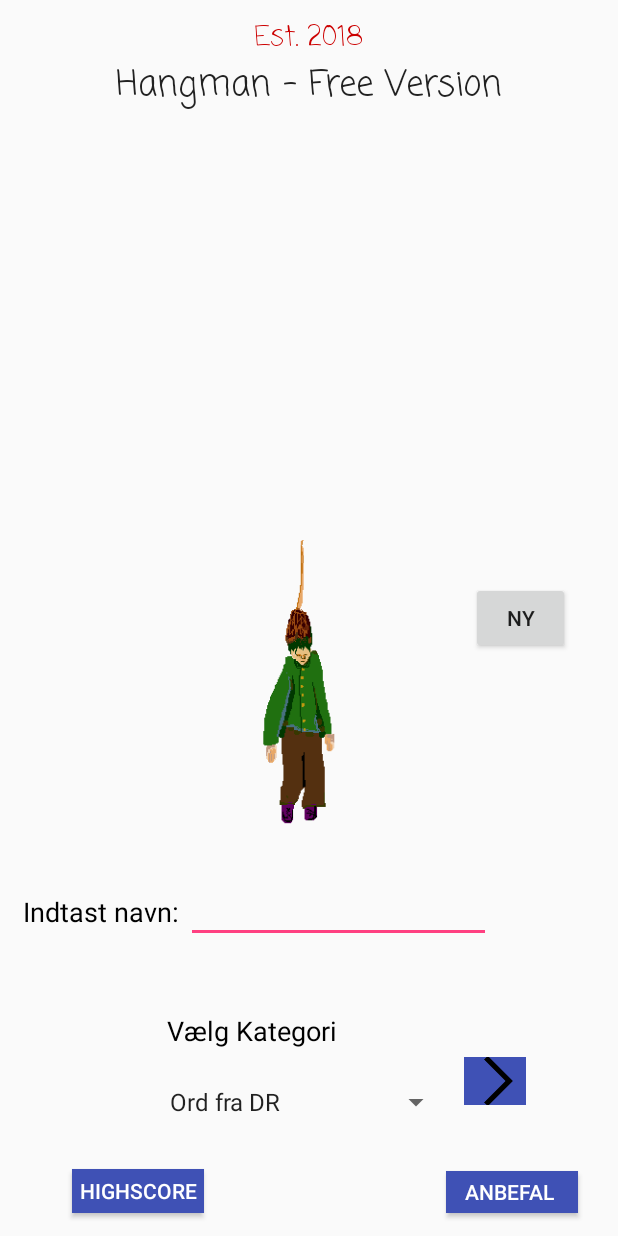
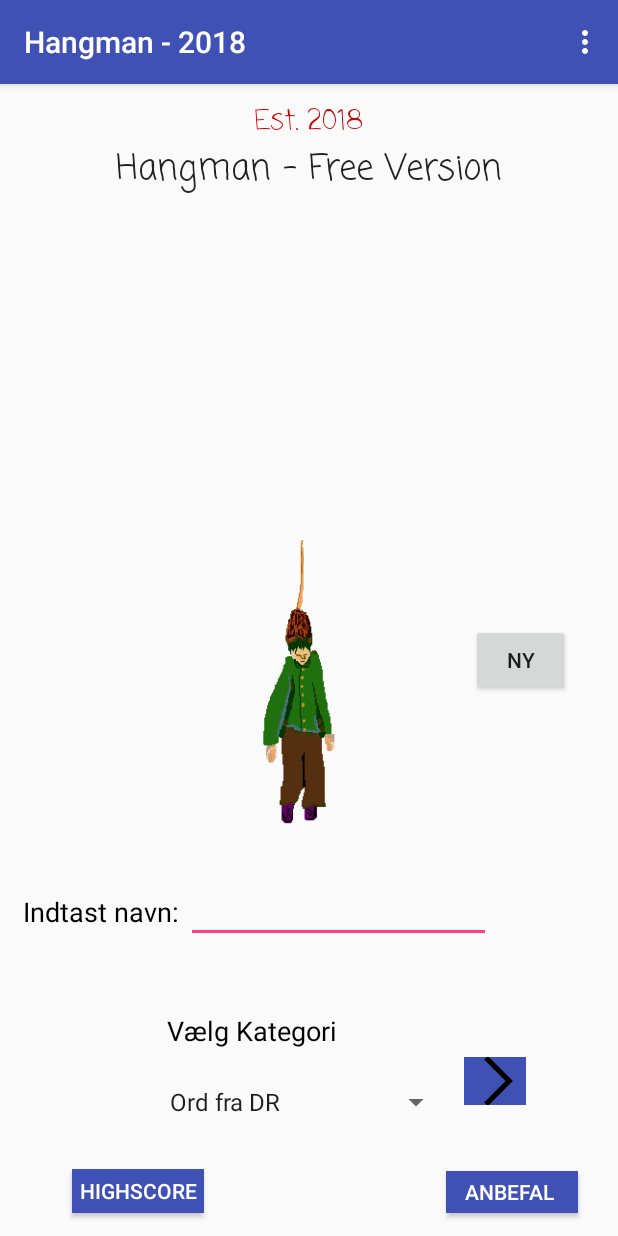
Before and after one commit to nicovahman/SplashProjekt, an Android app: the screen it shows after launch (HomeActivity), on a phone screen of 412 x 824 dp. Run offline under Robolectric (Android 15) with nearby library versions, the phone set to English and light mode, and no system bars.

Commit message:
Listen virker nu, der kan gættes på ordne på listen. Der er tilføjet menu på forsiden foreløbigt.

```diff
--- a/app/src/main/java/com/example/nicolasvahman/splashprojekt/HomeActivity.java
+++ b/app/src/main/java/com/example/nicolasvahman/splashprojekt/HomeActivity.java
@@ -3,6 +3,9 @@ package com.example.nicolasvahman.splashprojekt;
 import android.content.Intent;
 import android.support.v7.app.AppCompatActivity;
 import android.os.Bundle;
+import android.view.Menu;
+import android.view.MenuInflater;
+import android.view.MenuItem;
 import android.view.View;
 import android.widget.AdapterView;
 import android.widget.ArrayAdapter;
@@ -30,7 +33,7 @@ public class HomeActivity extends AppCompatActivity  {
     protected void onCreate(Bundle savedInstanceState) {
         super.onCreate(savedInstanceState);
         setContentView(R.layout.activity_home);
-        getSupportActionBar().hide();
+
 
 
         anbefaltilven = (Button) findViewById(R.id.anbefal);
@@ -171,7 +174,30 @@ public class HomeActivity extends AppCompatActivity  {
     }
 
 
+    @Override
+    public boolean onCreateOptionsMenu(Menu menu) {
+        MenuInflater menuInflater = getMenuInflater();
+        menuInflater.inflate(R.menu.example_menu, menu);
+        return true;
+    }
 
+    @Override
+    public boolean onOptionsItemSelected(MenuItem item) {
 
+        switch (item.getItemId()){
 
+            case R.id.item1:
+                Intent startside = new Intent( HomeActivity.this, HomeActivity.class);
+                startActivity(startside);
+
+            case R.id.item2:
+                Intent gættelegen = new Intent(HomeActivity.this, guessGame.class);
+                startActivity(gættelegen);
+            case R.id.item3:
+                Intent highscore = new Intent(HomeActivity.this, Highscore.class);
+                startActivity(highscore);
+
+        }
+        return super.onOptionsItemSelected(item);
+    }
 }
--- /dev/null
+++ b/app/src/main/res/drawable/ic_icon.xml
@@ -0,0 +1,9 @@
+<vector xmlns:android="http://schemas.android.com/apk/res/android"
+        android:width="24dp"
+        android:height="24dp"
+        android:viewportWidth="24.0"
+        android:viewportHeight="24.0">
+    <path
+        android:fillColor="@android:color/white"
+        android:pathData="M3,18h18v-2L3,16v2zM3,13h18v-2L3,11v2zM3,6v2h18L21,6L3,6z"/>
+</vector>
--- /dev/null
+++ b/app/src/main/res/menu/example_menu.xml
@@ -0,0 +1,18 @@
+<?xml version="1.0" encoding="utf-8"?>
+<menu xmlns:android="http://schemas.android.com/apk/res/android"
+    xmlns:app="http://schemas.android.com/apk/res-auto">
+
+    <item android:id="@+id/item1"
+        android:icon="@drawable/ic_icon"
+        android:title="Forside"
+        app:showAsAction="never" />
+
+    <item android:id="@+id/item2"
+        android:title="Gætteleg"
+        app:showAsAction="never" />
+
+    <item android:id="@+id/item3"
+        android:title="Highscoreliste"
+        app:showAsAction="never" />
+
+</menu>
```
Also changed, not shown: app/src/main/java/com/example/nicolasvahman/splashprojekt/guess2.java (+18 -12 lines), app/src/main/res/layout/activity_guess2.xml (+9 -0 lines).
